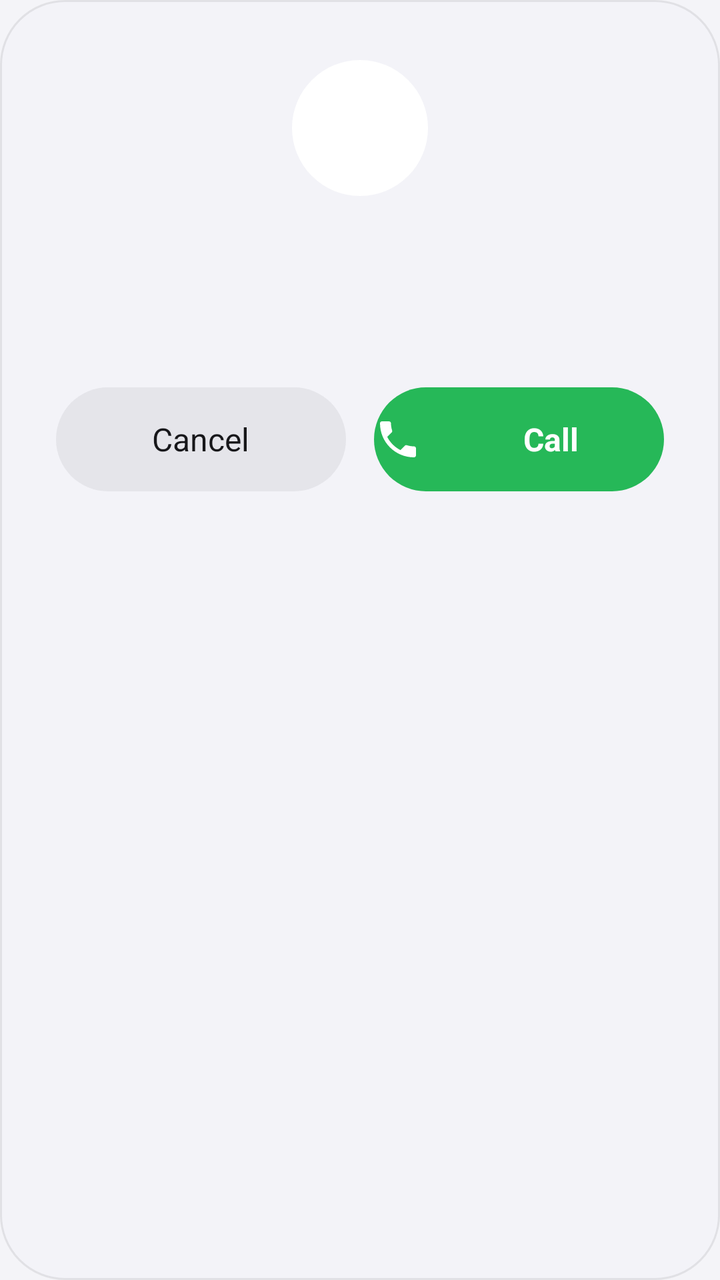
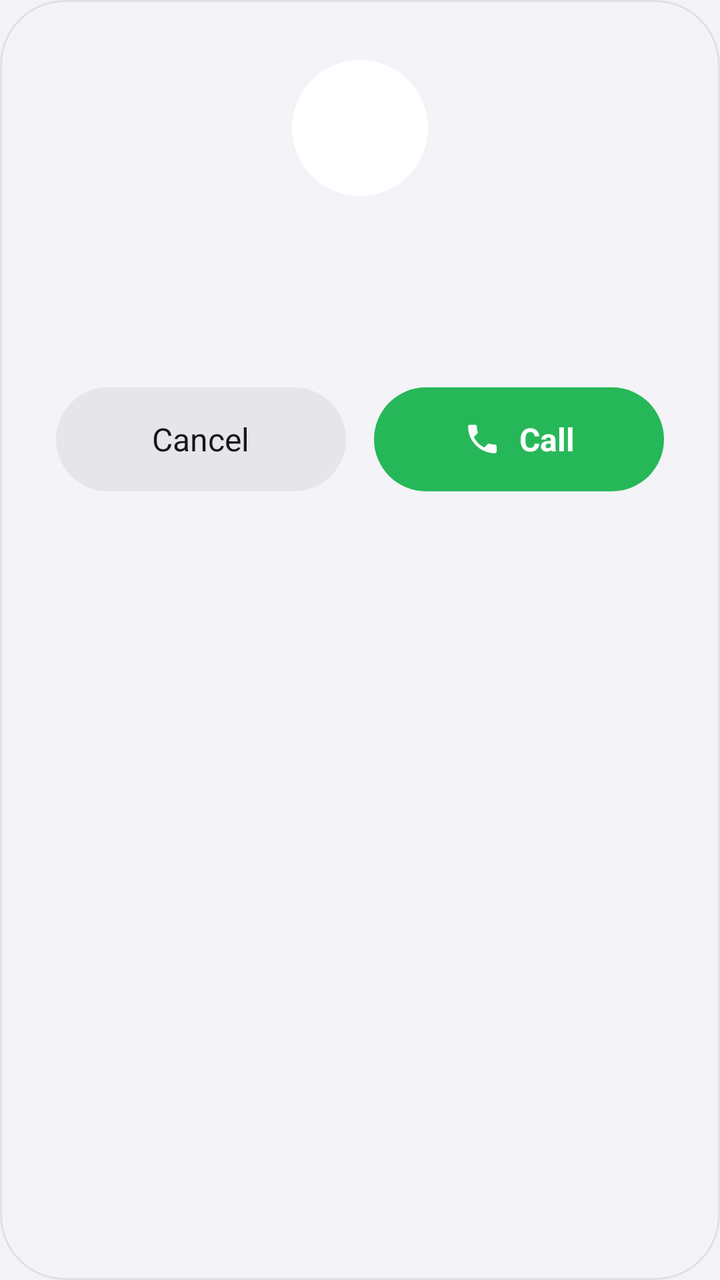

Before-and-after screenshots of an Android layout around one commit, followed by the original layout XML and the change that was made.
<!-- AndroidManifest.xml: application theme Theme.CallAssist -->
<!-- res/layout/dialog_confirm_call.xml -->
<?xml version="1.0" encoding="utf-8"?>
<LinearLayout xmlns:android="http://schemas.android.com/apk/res/android"
    xmlns:app="http://schemas.android.com/apk/res-auto"
    android:layout_width="match_parent"
    android:layout_height="wrap_content"
    android:background="@drawable/bg_dialog"
    android:orientation="vertical"
    android:paddingStart="28dp"
    android:paddingTop="30dp"
    android:paddingEnd="28dp"
    android:paddingBottom="22dp">

    <TextView
        android:id="@+id/dlgAvatar"
        android:layout_width="68dp"
        android:layout_height="68dp"
        android:layout_gravity="center_horizontal"
        android:background="@drawable/bg_circle"
        android:gravity="center"
        android:textColor="#FFFFFF"
        android:textSize="27sp"
        android:textStyle="bold" />

    <TextView
        android:id="@+id/dlgName"
        android:layout_width="match_parent"
        android:layout_height="wrap_content"
        android:layout_marginTop="16dp"
        android:ellipsize="end"
        android:gravity="center"
        android:maxLines="1"
        android:textColor="@color/textPrimary"
        android:textSize="22sp"
        android:textStyle="bold" />

    <TextView
        android:id="@+id/dlgNumber"
        android:layout_width="match_parent"
        android:layout_height="wrap_content"
        android:layout_marginTop="4dp"
        android:gravity="center"
        android:textColor="@color/textSecondary"
        android:textSize="15sp" />

    <TextView
        android:id="@+id/dlgSim"
        android:layout_width="match_parent"
        android:layout_height="wrap_content"
        android:layout_marginTop="10dp"
        android:gravity="center"
        android:textColor="@color/textSecondary"
        android:textSize="13sp"
        android:visibility="gone" />

    <LinearLayout
        android:layout_width="match_parent"
        android:layout_height="wrap_content"
        android:layout_marginTop="26dp"
        android:orientation="horizontal">

        <TextView
            android:id="@+id/dlgCancel"
            android:layout_width="0dp"
            android:layout_height="52dp"
            android:layout_marginEnd="7dp"
            android:layout_weight="1"
            android:background="@drawable/bg_dialog_cancel"
            android:gravity="center"
            android:text="Cancel"
            android:textColor="@color/textPrimary"
            android:textSize="16sp" />

        <TextView
            android:id="@+id/dlgCall"
            android:layout_width="0dp"
            android:layout_height="52dp"
            android:layout_marginStart="7dp"
            android:layout_weight="1"
            android:background="@drawable/bg_dialog_call"
            android:drawablePadding="8dp"
            android:gravity="center"
            android:text="Call"
            android:textColor="#FFFFFF"
            android:textSize="16sp"
            android:textStyle="bold"
            app:drawableStartCompat="@drawable/ic_phone"
            app:drawableTint="#FFFFFF" />
    </LinearLayout>
</LinearLayout>
<!-- resources referenced by this layout -->
<resources>
  <color name="textPrimary">#17171A</color>
  <color name="textSecondary">#73737C</color>
  <!-- drawable bg_circle (drawable) -->
  <?xml version="1.0" encoding="utf-8"?>
  <shape xmlns:android="http://schemas.android.com/apk/res/android" android:shape="oval">
      <solid android:color="#FFFFFF" />
  </shape>
  <!-- drawable bg_dialog (drawable) -->
  <?xml version="1.0" encoding="utf-8"?>
  <shape xmlns:android="http://schemas.android.com/apk/res/android" android:shape="rectangle">
      <solid android:color="@color/navBg" />
      <corners android:radius="32dp" />
      <stroke
          android:width="1dp"
          android:color="@color/glassStroke" />
  </shape>
  <!-- drawable bg_dialog_call (drawable) -->
  <?xml version="1.0" encoding="utf-8"?>
  <ripple xmlns:android="http://schemas.android.com/apk/res/android"
      android:color="#33FFFFFF">
      <item>
          <shape android:shape="rectangle">
              <solid android:color="@color/green" />
              <corners android:radius="26dp" />
          </shape>
      </item>
  </ripple>
  <!-- drawable bg_dialog_cancel (drawable) -->
  <?xml version="1.0" encoding="utf-8"?>
  <ripple xmlns:android="http://schemas.android.com/apk/res/android"
      android:color="#22FFFFFF">
      <item>
          <shape android:shape="rectangle">
              <solid android:color="@color/navBubble" />
              <corners android:radius="26dp" />
          </shape>
      </item>
  </ripple>
  <color name="navBg">#F2F4F4F8</color>
  <color name="glassStroke">#14000000</color>
  <color name="green">#26B858</color>
  <color name="navBubble">#E8E4E4EA</color>
  <color name="bg">#F4F4F8</color>
  <color name="card">#FFFFFF</color>
  <color name="card2">#ECECF1</color>
  <color name="accent">#2E6FE8</color>
  <color name="accentSoft">#DCE8FF</color>
  <style name="AppButton" parent="Widget.Material3.Button">
          <item name="backgroundTint">@color/card2</item>
          <item name="android:textColor">@color/textPrimary</item>
          <item name="cornerRadius">24dp</item>
          <item name="android:textAllCaps">false</item>
          <item name="android:letterSpacing">0</item>
          <item name="android:textSize">15sp</item>
          <item name="android:insetTop">4dp</item>
          <item name="android:insetBottom">4dp</item>
      </style>
  <style name="GlassAlertDialog" parent="ThemeOverlay.Material3.MaterialAlertDialog">
          <item name="alertDialogStyle">@style/GlassAlertDialogStyle</item>
          <item name="materialAlertDialogTitleTextStyle">@style/GlassAlertTitle</item>
          <item name="buttonBarPositiveButtonStyle">@style/GlassAlertButton</item>
          <item name="buttonBarNegativeButtonStyle">@style/GlassAlertButton</item>
          <item name="buttonBarNeutralButtonStyle">@style/GlassAlertButton</item>
          <item name="android:backgroundDimAmount">0.55</item>
      </style>
  <style name="GlassAlertDialogStyle" parent="MaterialAlertDialog.Material3">
          <item name="shapeAppearanceOverlay">@style/GlassAlertShape</item>
          <item name="backgroundTint">@color/navBg</item>
      </style>
  <style name="GlassAlertTitle" parent="MaterialAlertDialog.Material3.Title.Text">
          <item name="android:textColor">@color/textPrimary</item>
          <item name="android:textSize">20sp</item>
          <item name="android:textStyle">bold</item>
      </style>
  <style name="GlassAlertButton" parent="Widget.Material3.Button.TextButton.Dialog">
          <item name="android:textColor">@color/accent</item>
          <item name="android:textAllCaps">false</item>
          <item name="android:textSize">16sp</item>
          <item name="android:letterSpacing">0</item>
      </style>
  <style name="GlassAlertShape">
          <item name="cornerFamily">rounded</item>
          <item name="cornerSize">30dp</item>
      </style>
  <!-- unchanged entries left out for length: 2 -->
</resources>

<!-- the commit's change to res/layout/dialog_confirm_call.xml (unified diff, before → after) -->
@@ -10,16 +10,30 @@
     android:paddingEnd="28dp"
     android:paddingBottom="22dp">
 
-    <TextView
-        android:id="@+id/dlgAvatar"
+    <FrameLayout
         android:layout_width="68dp"
         android:layout_height="68dp"
-        android:layout_gravity="center_horizontal"
-        android:background="@drawable/bg_circle"
-        android:gravity="center"
-        android:textColor="#FFFFFF"
-        android:textSize="27sp"
-        android:textStyle="bold" />
+        android:layout_gravity="center_horizontal">
+
+        <TextView
+            android:id="@+id/dlgAvatar"
+            android:layout_width="match_parent"
+            android:layout_height="match_parent"
+            android:background="@drawable/bg_circle"
+            android:gravity="center"
+            android:textColor="#FFFFFF"
+            android:textSize="27sp"
+            android:textStyle="bold" />
+
+        
+        <ImageView
+            android:id="@+id/dlgPhoto"
+            android:layout_width="match_parent"
+            android:layout_height="match_parent"
+            android:contentDescription="@null"
+            android:scaleType="centerCrop"
+            android:visibility="gone" />
+    </FrameLayout>
 
     <TextView
         android:id="@+id/dlgName"
@@ -70,20 +84,31 @@
             android:textColor="@color/textPrimary"
             android:textSize="16sp" />
 
-        <TextView
+        <LinearLayout
             android:id="@+id/dlgCall"
             android:layout_width="0dp"
             android:layout_height="52dp"
             android:layout_marginStart="7dp"
             android:layout_weight="1"
             android:background="@drawable/bg_dialog_call"
-            android:drawablePadding="8dp"
             android:gravity="center"
-            android:text="Call"
-            android:textColor="#FFFFFF"
-            android:textSize="16sp"
-            android:textStyle="bold"
-            app:drawableStartCompat="@drawable/ic_phone"
-            app:drawableTint="#FFFFFF" />
+            android:orientation="horizontal">
+
+            <ImageView
+                android:layout_width="19dp"
+                android:layout_height="19dp"
+                android:contentDescription="@null"
+                android:src="@drawable/ic_phone"
+                app:tint="#FFFFFF" />
+
+            <TextView
+                android:layout_width="wrap_content"
+                android:layout_height="wrap_content"
+                android:layout_marginStart="9dp"
+                android:text="Call"
+                android:textColor="#FFFFFF"
+                android:textSize="16sp"
+                android:textStyle="bold" />
+        </LinearLayout>
     </LinearLayout>
 </LinearLayout>
